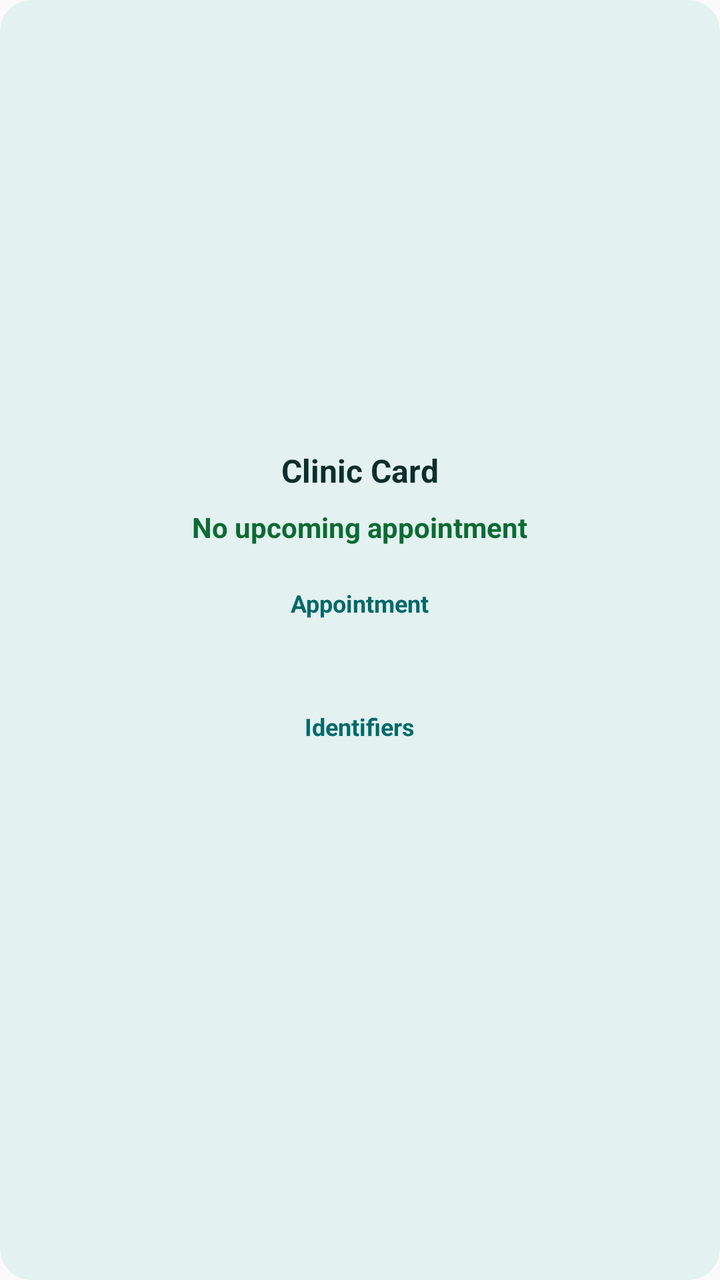
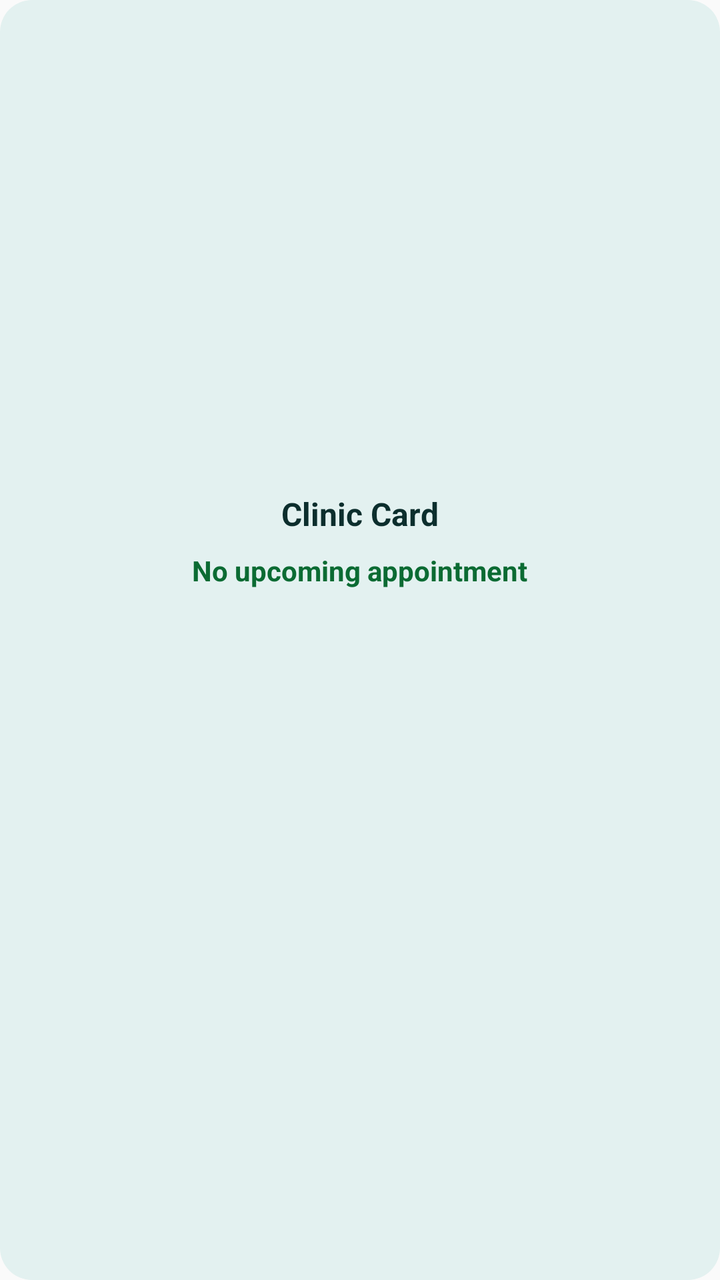

The first picture is an Android layout as it rendered before a commit; the second is the same layout after the commit. The layout source and the unified diff follow.
<!-- AndroidManifest.xml: application theme AppTheme -->
<!-- res/layout/clinic_card_widget.xml -->
<?xml version="1.0" encoding="utf-8"?>
<LinearLayout xmlns:android="http://schemas.android.com/apk/res/android"
    android:id="@+id/widget_root"
    android:layout_width="match_parent"
    android:layout_height="match_parent"
    android:orientation="vertical"
    android:padding="16dp"
    android:background="@drawable/widget_background"
    android:gravity="center">

    <ViewFlipper
        android:id="@+id/widget_clinic_flipper"
        android:layout_width="match_parent"
        android:layout_height="wrap_content"
        android:descendantFocusability="blocksDescendants" />

    
    <LinearLayout
        android:id="@+id/widget_clinic_page_summary"
        android:layout_width="match_parent"
        android:layout_height="wrap_content"
        android:orientation="vertical"
        android:gravity="center">

        <TextView
            android:id="@+id/widget_clinic_title"
            android:layout_width="wrap_content"
            android:layout_height="wrap_content"
            android:text="Clinic Card"
            android:textSize="16sp"
            android:textColor="@color/widget_text_primary"
            android:textStyle="bold" />

        <TextView
            android:id="@+id/widget_clinic_date"
            android:layout_width="wrap_content"
            android:layout_height="wrap_content"
            android:layout_marginTop="8dp"
            android:text="No upcoming appointment"
            android:textSize="14sp"
            android:textColor="@color/widget_good"
            android:textStyle="bold" />

        <TextView
            android:id="@+id/widget_clinic_tests"
            android:layout_width="wrap_content"
            android:layout_height="wrap_content"
            android:layout_marginTop="4dp"
            android:text=""
            android:textSize="12sp"
            android:textColor="@color/widget_text_muted" />
    </LinearLayout>

    
    <LinearLayout
        android:id="@+id/widget_clinic_page_visit"
        android:layout_width="match_parent"
        android:layout_height="wrap_content"
        android:orientation="vertical"
        android:gravity="center">

        <TextView
            android:id="@+id/widget_clinic_page_visit_heading"
            android:layout_width="wrap_content"
            android:layout_height="wrap_content"
            android:text="Appointment"
            android:textSize="12sp"
            android:textColor="@color/widget_accent"
            android:textStyle="bold" />

        <TextView
            android:id="@+id/widget_clinic_location"
            android:layout_width="wrap_content"
            android:layout_height="wrap_content"
            android:layout_marginTop="6dp"
            android:text=""
            android:textSize="14sp"
            android:textColor="@color/widget_text_primary"
            android:textStyle="bold" />

        <TextView
            android:id="@+id/widget_clinic_visit_time"
            android:layout_width="wrap_content"
            android:layout_height="wrap_content"
            android:layout_marginTop="4dp"
            android:text=""
            android:textSize="12sp"
            android:textColor="@color/widget_text_muted" />
    </LinearLayout>

    
    <LinearLayout
        android:id="@+id/widget_clinic_page_sensitive"
        android:layout_width="match_parent"
        android:layout_height="wrap_content"
        android:orientation="vertical"
        android:gravity="center">

        <TextView
            android:id="@+id/widget_clinic_page_sensitive_heading"
            android:layout_width="wrap_content"
            android:layout_height="wrap_content"
            android:text="Identifiers"
            android:textSize="12sp"
            android:textColor="@color/widget_accent"
            android:textStyle="bold" />

        <TextView
            android:id="@+id/widget_clinic_clinic_num"
            android:layout_width="wrap_content"
            android:layout_height="wrap_content"
            android:layout_marginTop="6dp"
            android:text=""
            android:textSize="13sp"
            android:textColor="@color/widget_text_primary"
            android:textStyle="bold" />

        <TextView
            android:id="@+id/widget_clinic_doctype"
            android:layout_width="wrap_content"
            android:layout_height="wrap_content"
            android:layout_marginTop="4dp"
            android:text=""
            android:textSize="12sp"
            android:textColor="@color/widget_text_muted" />

        <TextView
            android:id="@+id/widget_clinic_nhs_num"
            android:layout_width="wrap_content"
            android:layout_height="wrap_content"
            android:layout_marginTop="4dp"
            android:text=""
            android:textSize="12sp"
            android:textColor="@color/widget_text_muted"
            android:visibility="gone" />
    </LinearLayout>
</LinearLayout>
<!-- resources referenced by this layout -->
<resources>
  <color name="widget_accent">#00696B</color>
  <color name="widget_good">#0B6B33</color>
  <color name="widget_text_muted">#4C6664</color>
  <color name="widget_text_primary">#0C2E2D</color>
  <!-- drawable widget_background (drawable) -->
  <?xml version="1.0" encoding="utf-8"?>
  <shape xmlns:android="http://schemas.android.com/apk/res/android"
      android:shape="rectangle">
      <solid android:color="@color/widget_bg" />
      <corners android:radius="16dp" />
  </shape>
  <style name="AppTheme" parent="Theme.AppCompat.Light.DarkActionBar">
          
          <item name="colorPrimary">@color/colorPrimary</item>
          <item name="colorPrimaryDark">@color/colorPrimaryDark</item>
          <item name="colorAccent">@color/colorAccent</item>
          <item name="android:statusBarColor">@android:color/transparent</item>
          <item name="android:navigationBarColor">@android:color/transparent</item>
      </style>
  <color name="widget_bg">#E3F1F0</color>
</resources>

<!-- the commit's change to res/layout/clinic_card_widget.xml (unified diff, before → after) -->
@@ -8,130 +8,78 @@
     android:background="@drawable/widget_background"
     android:gravity="center">
 
-    <ViewFlipper
-        android:id="@+id/widget_clinic_flipper"
-        android:layout_width="match_parent"
+    <TextView
+        android:id="@+id/widget_clinic_title"
+        android:layout_width="wrap_content"
         android:layout_height="wrap_content"
-        android:descendantFocusability="blocksDescendants" />
+        android:text="Clinic Card"
+        android:textSize="16sp"
+        android:textColor="@color/widget_text_primary"
+        android:textStyle="bold" />
 
-    
-    <LinearLayout
-        android:id="@+id/widget_clinic_page_summary"
-        android:layout_width="match_parent"
+    <TextView
+        android:id="@+id/widget_clinic_date"
+        android:layout_width="wrap_content"
         android:layout_height="wrap_content"
-        android:orientation="vertical"
-        android:gravity="center">
+        android:layout_marginTop="8dp"
+        android:text="No upcoming appointment"
+        android:textSize="14sp"
+        android:textColor="@color/widget_good"
+        android:textStyle="bold" />
 
-        <TextView
-            android:id="@+id/widget_clinic_title"
-            android:layout_width="wrap_content"
-            android:layout_height="wrap_content"
-            android:text="Clinic Card"
-            android:textSize="16sp"
-            android:textColor="@color/widget_text_primary"
-            android:textStyle="bold" />
+    <TextView
+        android:id="@+id/widget_clinic_visit_time"
+        android:layout_width="wrap_content"
+        android:layout_height="wrap_content"
+        android:layout_marginTop="2dp"
+        android:text=""
+        android:textSize="13sp"
+        android:textColor="@color/widget_text_primary" />
 
-        <TextView
-            android:id="@+id/widget_clinic_date"
-            android:layout_width="wrap_content"
-            android:layout_height="wrap_content"
-            android:layout_marginTop="8dp"
-            android:text="No upcoming appointment"
-            android:textSize="14sp"
-            android:textColor="@color/widget_good"
-            android:textStyle="bold" />
+    <TextView
+        android:id="@+id/widget_clinic_location"
+        android:layout_width="wrap_content"
+        android:layout_height="wrap_content"
+        android:layout_marginTop="4dp"
+        android:text=""
+        android:textSize="12sp"
+        android:textColor="@color/widget_accent"
+        android:textStyle="bold" />
 
-        <TextView
-            android:id="@+id/widget_clinic_tests"
-            android:layout_width="wrap_content"
-            android:layout_height="wrap_content"
-            android:layout_marginTop="4dp"
-            android:text=""
-            android:textSize="12sp"
-            android:textColor="@color/widget_text_muted" />
-    </LinearLayout>
+    <TextView
+        android:id="@+id/widget_clinic_clinic_num"
+        android:layout_width="wrap_content"
+        android:layout_height="wrap_content"
+        android:layout_marginTop="4dp"
+        android:text=""
+        android:textSize="12sp"
+        android:textColor="@color/widget_text_primary" />
 
-    
-    <LinearLayout
-        android:id="@+id/widget_clinic_page_visit"
-        android:layout_width="match_parent"
+    <TextView
+        android:id="@+id/widget_clinic_tests"
+        android:layout_width="wrap_content"
         android:layout_height="wrap_content"
-        android:orientation="vertical"
-        android:gravity="center">
+        android:layout_marginTop="4dp"
+        android:text=""
+        android:textSize="12sp"
+        android:textColor="@color/widget_text_muted" />
 
-        <TextView
-            android:id="@+id/widget_clinic_page_visit_heading"
-            android:layout_width="wrap_content"
-            android:layout_height="wrap_content"
-            android:text="Appointment"
-            android:textSize="12sp"
-            android:textColor="@color/widget_accent"
-            android:textStyle="bold" />
+    <TextView
+        android:id="@+id/widget_clinic_doctype"
+        android:layout_width="wrap_content"
+        android:layout_height="wrap_content"
+        android:layout_marginTop="2dp"
+        android:text=""
+        android:textSize="12sp"
+        android:textColor="@color/widget_text_muted" />
 
-        <TextView
-            android:id="@+id/widget_clinic_location"
-            android:layout_width="wrap_content"
-            android:layout_height="wrap_content"
-            android:layout_marginTop="6dp"
-            android:text=""
-            android:textSize="14sp"
-            android:textColor="@color/widget_text_primary"
-            android:textStyle="bold" />
-
-        <TextView
-            android:id="@+id/widget_clinic_visit_time"
-            android:layout_width="wrap_content"
-            android:layout_height="wrap_content"
-            android:layout_marginTop="4dp"
-            android:text=""
-            android:textSize="12sp"
-            android:textColor="@color/widget_text_muted" />
-    </LinearLayout>
-
-    
-    <LinearLayout
-        android:id="@+id/widget_clinic_page_sensitive"
-        android:layout_width="match_parent"
+    <TextView
+        android:id="@+id/widget_clinic_nhs_num"
+        android:layout_width="wrap_content"
         android:layout_height="wrap_content"
-        android:orientation="vertical"
-        android:gravity="center">
-
-        <TextView
-            android:id="@+id/widget_clinic_page_sensitive_heading"
-            android:layout_width="wrap_content"
-            android:layout_height="wrap_content"
-            android:text="Identifiers"
-            android:textSize="12sp"
-            android:textColor="@color/widget_accent"
-            android:textStyle="bold" />
-
-        <TextView
-            android:id="@+id/widget_clinic_clinic_num"
-            android:layout_width="wrap_content"
-            android:layout_height="wrap_content"
-            android:layout_marginTop="6dp"
-            android:text=""
-            android:textSize="13sp"
-            android:textColor="@color/widget_text_primary"
-            android:textStyle="bold" />
-
-        <TextView
-            android:id="@+id/widget_clinic_doctype"
-            android:layout_width="wrap_content"
-            android:layout_height="wrap_content"
-            android:layout_marginTop="4dp"
-            android:text=""
-            android:textSize="12sp"
-            android:textColor="@color/widget_text_muted" />
-
-        <TextView
-            android:id="@+id/widget_clinic_nhs_num"
-            android:layout_width="wrap_content"
-            android:layout_height="wrap_content"
-            android:layout_marginTop="4dp"
-            android:text=""
-            android:textSize="12sp"
-            android:textColor="@color/widget_text_muted"
-            android:visibility="gone" />
-    </LinearLayout>
+        android:layout_marginTop="2dp"
+        android:text=""
+        android:textSize="12sp"
+        android:textColor="@color/widget_text_muted"
+        android:visibility="gone" />
 </LinearLayout>
